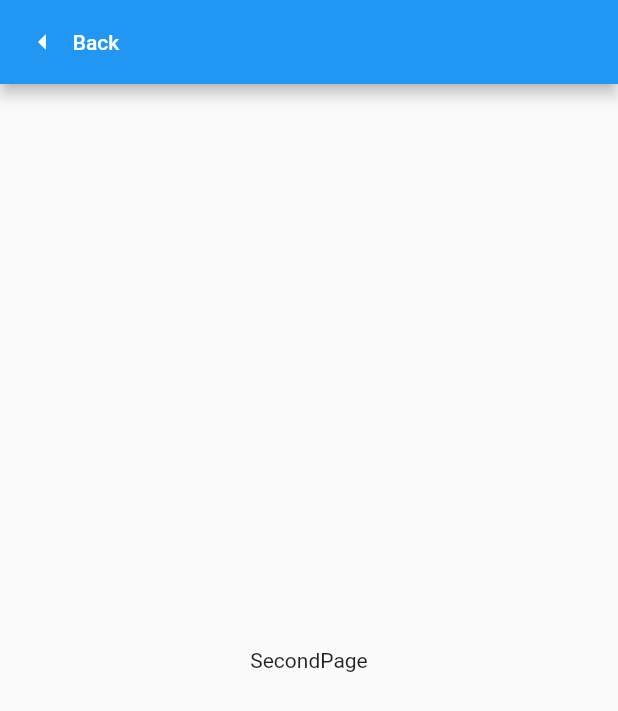
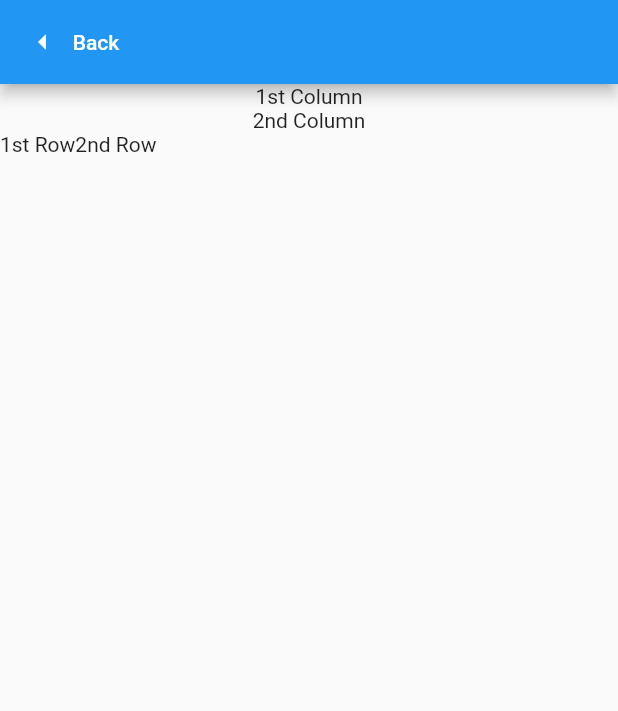
Before and after one commit to Zajahri/arti_find, a Flutter app: the screen it shows after launch, in the side drawer, after a tap on "secondPage", on a phone screen of 412 x 824 dp. Shown: the top 711 px of the screen. Run offline on Flutter 3.47's test engine with Material 2 defaults, Android fonts, the phone set to English and light mode, and no system bars.

Commit message:
ArtiFind - 3%

```diff
--- a/lib/pages/second_page.dart
+++ b/lib/pages/second_page.dart
@@ -19,9 +19,21 @@ class SecondPage extends StatelessWidget {
             ),
           ),
         ),
-      body: const Center(
-        child: Text('SecondPage')
+      body: Column(
+        children: [
+          const Text('1st Column'),
+          const Text('2nd Column'),
+          Row(
+            children: const [
+              Text('1st Row'),
+              Text('2nd Row'),
+            ]
+
+
+          )
+        ],
       )
+
     );
   }
 }
```
